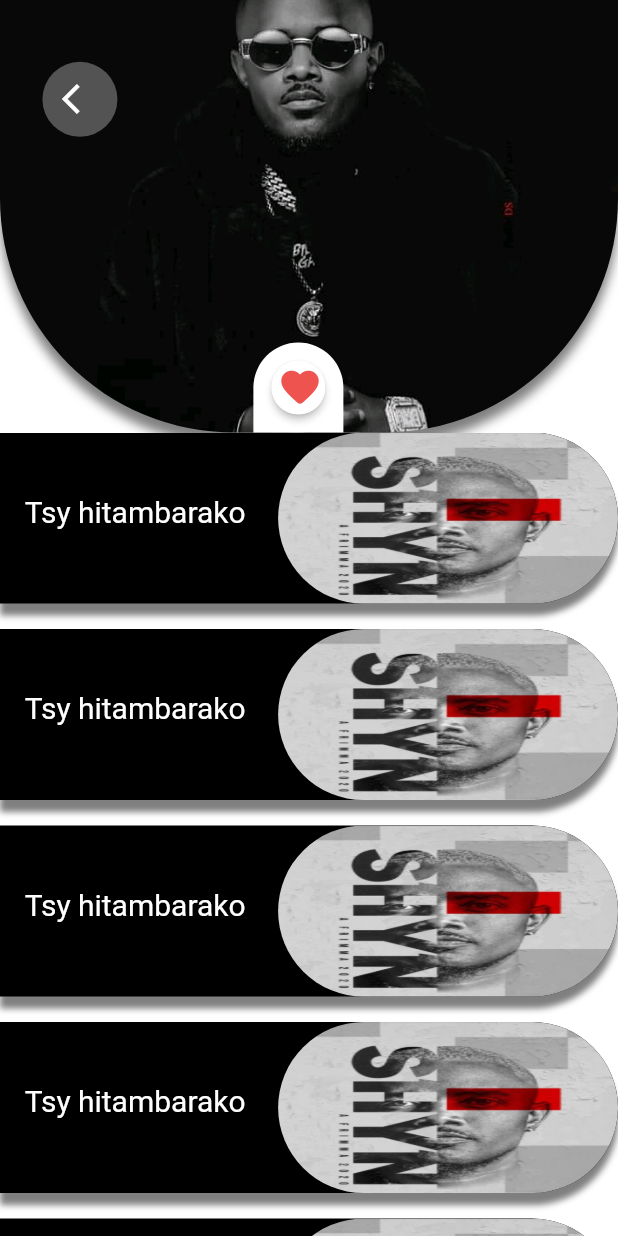
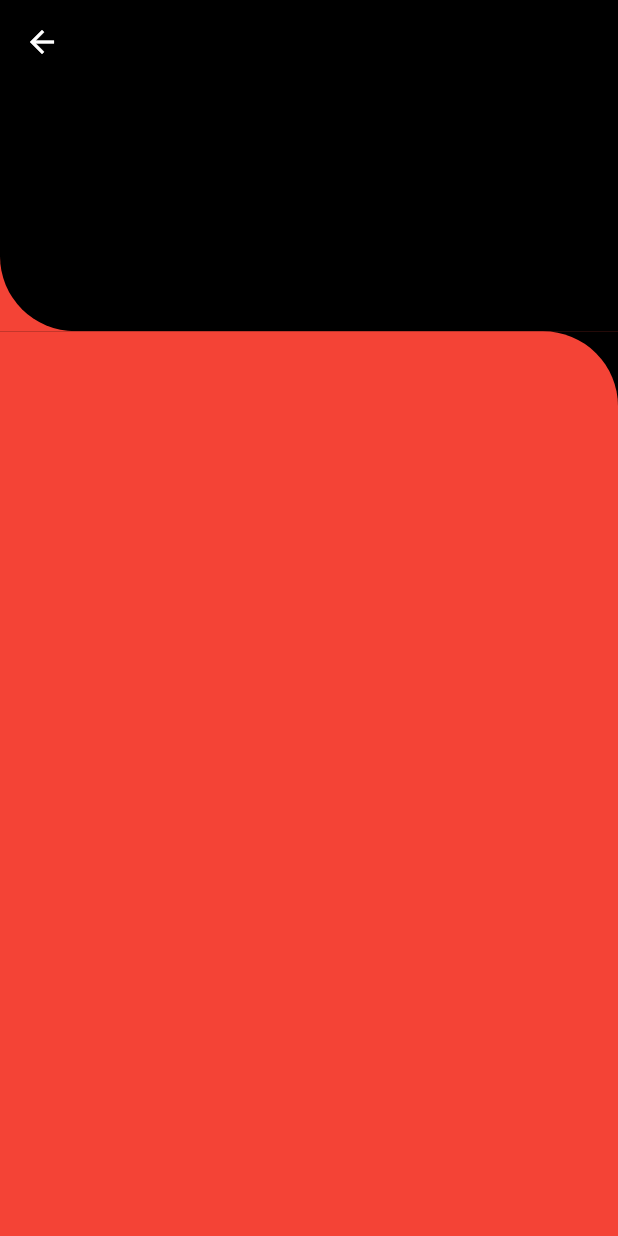
Before and after one commit to c3k4ah/mozika, a Flutter app: the screen it shows after launch, after a tap on the "queue music" icon, on a phone screen of 412 x 824 dp. Run offline on Flutter 3.47's test engine with Material 2 defaults, Android fonts, the phone set to English and light mode, and no system bars; our stand-ins replace get, shimmer, sleek_circular_slider.

Commit message:
splash screen

```diff
--- a/lib/main.dart
+++ b/lib/main.dart
@@ -1,13 +1,31 @@
 import 'package:flutter/material.dart';
+import 'package:get/get.dart';
 import 'package:mzk/views/lecture_page.dart';
 import 'package:mzk/views/settings_page.dart';
 import 'package:mzk/views/liste_page.dart';
+import 'package:mzk/views/splash.dart';
 
-void main() => runApp(MaterialApp(
+void main() async {
+  runApp(MyApp());
+}
+
+class MyApp extends StatelessWidget {
+  const MyApp({Key? key}) : super(key: key);
+
+  @override
+  Widget build(BuildContext context) {
+    Future.delayed(const Duration(milliseconds: 3000), () {
+      Get.offNamed('/home');
+    });
+    return GetMaterialApp(
+        theme: ThemeData(primarySwatch: Colors.red, fontFamily: "ProductSans"),
         debugShowCheckedModeBanner: false,
         initialRoute: '/',
         routes: {
-          '/': (context) => MyApp(),
+          '/': (context) => SplashScreen(),
+          '/home': (context) => HomeSreen(),
           '/setting': (context) => SettingPage(),
-          '/playList': (context) => PlayListPage(),
-        }));
+          '/playList': (context) => LecturePage(),
+        });
+  }
+}
--- a/lib/views/lecture_page.dart
+++ b/lib/views/lecture_page.dart
@@ -8,12 +8,13 @@ import 'widgets/times_code.dart';
 import 'widgets/titre.dart';
 
 /* -------------------------------------------------------------------------- */
-class MyApp extends StatefulWidget {
+class HomeSreen extends StatefulWidget {
   @override
-  _MyAppState createState() => _MyAppState();
+  _HomeSreenState createState() => _HomeSreenState();
 }
 
-class _MyAppState extends State<MyApp> with SingleTickerProviderStateMixin {
+class _HomeSreenState extends State<HomeSreen>
+    with SingleTickerProviderStateMixin {
   bool isPlaying = false;
   late Animation animation;
   late AnimationController controller;
@@ -28,7 +29,7 @@ class _MyAppState extends State<MyApp> with SingleTickerProviderStateMixin {
   Widget build(BuildContext context) {
     return Scaffold(
       body: Container(
-        color: Colors.white,
+        color: Colors.grey.shade300,
         child: Stack(
           children: <Widget>[
             artisteImage(),
@@ -36,8 +37,8 @@ class _MyAppState extends State<MyApp> with SingleTickerProviderStateMixin {
             titre(),
             timesCode(),
             Positioned(
-              top: 0.05 * Get.height,
-              right: 0.81 * Get.width,
+              top: 0.1 * Get.height,
+              right: 0.83 * Get.width,
               child: MaterialButton(
                 shape: CircleBorder(),
                 color: Colors.black,
@@ -54,8 +55,8 @@ class _MyAppState extends State<MyApp> with SingleTickerProviderStateMixin {
             /*il est préferable d'utiliser MaterialButton si tu veux contenir une icon ,
             elle sera plus centré. CircularAvatar est plutôt pour l'image*/
             Positioned(
-              top: 0.05 * Get.height,
-              left: 0.81 * Get.width,
+              top: 0.1 * Get.height,
+              left: 0.83 * Get.width,
               child: MaterialButton(
                 shape: CircleBorder(),
                 color: Colors.black,
@@ -73,6 +74,7 @@ class _MyAppState extends State<MyApp> with SingleTickerProviderStateMixin {
         ),
       ),
       bottomNavigationBar: Container(
+        color: Colors.grey.shade300,
         child: MusicBar(),
       ),
     );
--- a/lib/views/liste_page.dart
+++ b/lib/views/liste_page.dart
@@ -1,183 +1,21 @@
 import 'package:flutter/material.dart';
 import 'package:get/get.dart';
 
-class PlayListPage extends StatefulWidget {
-  @override
-  _PlayListPageState createState() => _PlayListPageState();
-}
+class LecturePage extends StatelessWidget {
+  const LecturePage({Key? key}) : super(key: key);
 
-class _PlayListPageState extends State<PlayListPage> {
   @override
   Widget build(BuildContext context) {
-    final List<String> playlist = [
-      "Tsy hitambarako",
-      "Tsy hitambarako",
-      "Tsy hitambarako",
-      "Tsy hitambarako",
-      "Tsy hitambarako",
-      "Tsy hitambarako",
-      "Tsy hitambarako",
-      "Tsy hitambarako",
-    ];
-
     return Scaffold(
-        backgroundColor: Colors.white,
-        body: Container(
-
-            //SizedBox(height: height * 0.05),
-
-            child: Stack(
-          children: <Widget>[
-            photoCover(),
-            Container(
-                /*width: double.infinity,
-                  height: double.infinity,*/
-                margin: EdgeInsets.only(top: 0.35 * Get.height),
-                child: ListView.separated(
-                  separatorBuilder: (BuildContext context, int index) {
-                    return SizedBox(
-                      height: 17,
-                    );
-                  },
-                  itemCount: playlist.length,
-                  itemBuilder: (context, index) => Container(
-                      width: 0.95 * Get.width,
-                      height: 114,
-                      child: Stack(
-                        children: [
-                          Container(
-                            decoration: BoxDecoration(
-                                color: Colors.black,
-                                borderRadius: BorderRadius.only(
-                                  bottomRight:
-                                      Radius.circular((Get.width - 100) / 2),
-                                  topRight:
-                                      Radius.circular((Get.width - 100) / 2),
-                                  /*bottomLeft:
-                                      Radius.circular((width - 100) / 2),
-                                  topLeft: Radius.circular((width - 100) / 2),*/
-                                ),
-                                boxShadow: [
-                                  BoxShadow(
-                                      color: Colors.black.withOpacity(0.5),
-                                      offset: Offset(0, 8),
-                                      blurRadius: 3.0)
-                                ]),
-                          ),
-                          Positioned(
-                            bottom: 50,
-                            left: 0.04 * Get.width,
-                            child: Container(
-                                child: Text(
-                              /*le texte doit être défillant si elle est trop longue */
-                              playlist[index],
-                              style: TextStyle(
-                                fontSize: 20,
-                                color: Colors.white,
-                              ),
-                            )),
-                          ),
-                          Positioned(
-                              //left: 0.24 * height,
-                              right: 0.0 * Get.height,
-                              child: Container(
-                                width: 0.55 * Get.width,
-                                height: 114,
-                                decoration: BoxDecoration(
-                                  image: DecorationImage(
-                                      image: ExactAssetImage(
-                                          'assets/images/shyn3.jpg'),
-                                      fit: BoxFit.fill),
-                                  borderRadius: BorderRadius.only(
-                                    bottomRight:
-                                        Radius.circular((Get.width - 100) / 2),
-                                    topRight:
-                                        Radius.circular((Get.width - 100) / 2),
-                                    bottomLeft:
-                                        Radius.circular((Get.width - 100) / 2),
-                                    topLeft:
-                                        Radius.circular((Get.width - 100) / 2),
-                                  ),
-                                ),
-                                /*child: MaterialButton(
-                                  shape: CircleBorder(),
-                                  color: Colors.white,
-                                  onPressed: () {},
-                                  child: Icon(
-                                    Icons.favorite_rounded,
-                                    size: 30,
-                                    color: Colors.red.shade400,
-                                  ),
-                                ),*/
-                              ))
-                        ],
-                      )),
-                )),
-          ],
-        )));
+        backgroundColor: Colors.red,
+        appBar: AppBar(
+          backgroundColor: Colors.black,
+        ),
+        body: Column(
+          children: [PhotoALbumCover(), ListePlay()],
+        ));
   }
 }
-
-Widget photoCover() => Container(
-      width: double.infinity,
-      height: double.infinity,
-      margin: EdgeInsets.only(
-        bottom: 0.65 * Get.height,
-      ),
-      decoration: BoxDecoration(
-          image: DecorationImage(
-              image: AssetImage('assets/images/shyn1.jpg'), fit: BoxFit.cover),
-          borderRadius: BorderRadius.only(
-              bottomRight: Radius.circular((Get.width - 100) / 2),
-              bottomLeft: Radius.circular((Get.width - 100) / 2)),
-          boxShadow: [
-            BoxShadow(
-                color: Colors.black.withOpacity(0.5),
-                offset: Offset(0, 8),
-                blurRadius: 5.0),
-          ]),
-      child: Stack(
-        children: [
-          Positioned(
-            top: 0.05 * Get.height,
-            right: 0.81 * Get.width,
-            child: RoundButton(
-              icon: Icons.arrow_back_ios,
-              onTap: () {
-                Get.back();
-              },
-              key: null,
-            ),
-          ),
-          Positioned(
-            bottom: 0.0 * Get.height,
-            left: 0.41 * Get.width,
-            //right: 0.5 * width,
-            child: Container(
-                width: 60,
-                height: 60,
-                decoration: BoxDecoration(
-                    color: Colors.white,
-                    borderRadius: BorderRadius.only(
-                      topLeft: Radius.circular((Get.width - 100) / 2),
-                      topRight: Radius.circular((Get.width - 100) / 2),
-                    )),
-                child: Center(
-                  child: MaterialButton(
-                    shape: CircleBorder(),
-                    color: Colors.white,
-                    onPressed: () {},
-                    child: Icon(
-                      Icons.favorite_rounded,
-                      size: 30,
-                      color: Colors.red.shade400,
-                    ),
-                  ),
-                )),
-          ),
-        ],
-      ),
-    );
 
 class RoundButton extends StatelessWidget {
   final IconData icon;
@@ -204,3 +42,74 @@ class RoundButton extends StatelessWidget {
     );
   }
 }
+
+class PhotoALbumCover extends StatelessWidget {
+  const PhotoALbumCover({Key? key}) : super(key: key);
+
+  @override
+  Widget build(BuildContext context) {
+    return Container(
+      color: Colors.red,
+      height: .2 * Get.height,
+      child: Container(
+        decoration: BoxDecoration(
+          color: Colors.black,
+          /*image: DecorationImage(
+              image: AssetImage('assets/images/shyn1.jpg'), fit: BoxFit.cover),*/
+          borderRadius: BorderRadius.only(bottomLeft: Radius.circular(50)),
+          /*boxShadow: [
+              BoxShadow(
+                  color: Colors.black.withOpacity(0.5),
+                  offset: Offset(0, 8),
+                  blurRadius: 5.0),
+            ]*/
+        ),
+      ),
+    );
+  }
+}
+
+/*Positioned(
+            bottom: 0.0 * Get.height,
+            left: 0.41 * Get.width,
+            //right: 0.5 * width,
+            child: Container(
+                width: 60,
+                height: 60,
+                decoration: BoxDecoration(
+                    color: Colors.white,
+                    borderRadius: BorderRadius.only(
+                      topLeft: Radius.circular((Get.width - 100) / 2),
+                      topRight: Radius.circular((Get.width - 100) / 2),
+                    )),
+                child: Center(
+                  child: MaterialButton(
+                    shape: CircleBorder(),
+                    color: Colors.white,
+                    onPressed: () {},
+                    child: Icon(
+                      Icons.favorite_rounded,
+                      size: 30,
+                      color: Colors.red.shade400,
+                    ),
+                  ),
+                )),
+          ),*/
+
+class ListePlay extends StatelessWidget {
+  const ListePlay({Key? key}) : super(key: key);
+
+  @override
+  Widget build(BuildContext context) {
+    return Container(
+      color: Colors.black,
+      child: Container(
+        height: .55 * Get.height,
+        decoration: BoxDecoration(
+          color: Colors.red,
+          borderRadius: BorderRadius.only(topRight: Radius.circular(50)),
+        ),
+      ),
+    );
+  }
+}
--- /dev/null
+++ b/lib/views/splash.dart
@@ -0,0 +1,54 @@
+import 'package:flutter/material.dart';
+
+import 'package:shimmer/shimmer.dart';
+
+class SplashScreen extends StatefulWidget {
+  const SplashScreen({Key? key}) : super(key: key);
+
+  @override
+  _SplashScreenState createState() => _SplashScreenState();
+}
+
+class _SplashScreenState extends State<SplashScreen> {
+  @override
+  Widget build(BuildContext context) {
+    return Scaffold(
+      body: Container(
+        decoration: BoxDecoration(
+            gradient: LinearGradient(
+          begin: Alignment.topCenter,
+          end: Alignment.bottomLeft,
+          colors: [
+            Color(0xFFFFEFEF),
+            Color(0xFFE7C7C7),
+          ],
+        )),
+        alignment: Alignment.center,
+        // color: Color(0xffeb3446),
+        child: Column(
+          children: [
+            Container(
+                margin: EdgeInsets.only(
+                    top: MediaQuery.of(context).size.height * 0.32),
+                height: MediaQuery.of(context).size.height * 0.30,
+                child: Image.asset('assets/icon/mzk_logo.png')),
+            Container(
+                margin: EdgeInsets.only(
+                    top: MediaQuery.of(context).size.height * 0.275),
+                child: Shimmer.fromColors(
+                    baseColor: const Color(0xffeb3446),
+                    highlightColor: Color(0xffffffff),
+                    period: Duration(seconds: 2),
+                    child: Text(
+                      "Mozika",
+                      style: TextStyle(
+                        fontSize: 20,
+                        fontFamily: "ProductSans",
+                      ),
+                    )))
+          ],
+        ),
+      ),
+    );
+  }
+}
```
Also changed, not shown: lib/views/widgets/music_bar.dart (+6 -5 lines), pubspec.yaml (+7 -13 lines), assets/fonts/PS.ttf (added), assets/fonts/PSLight.ttf (added), pubspec.lock, 1 other file.
